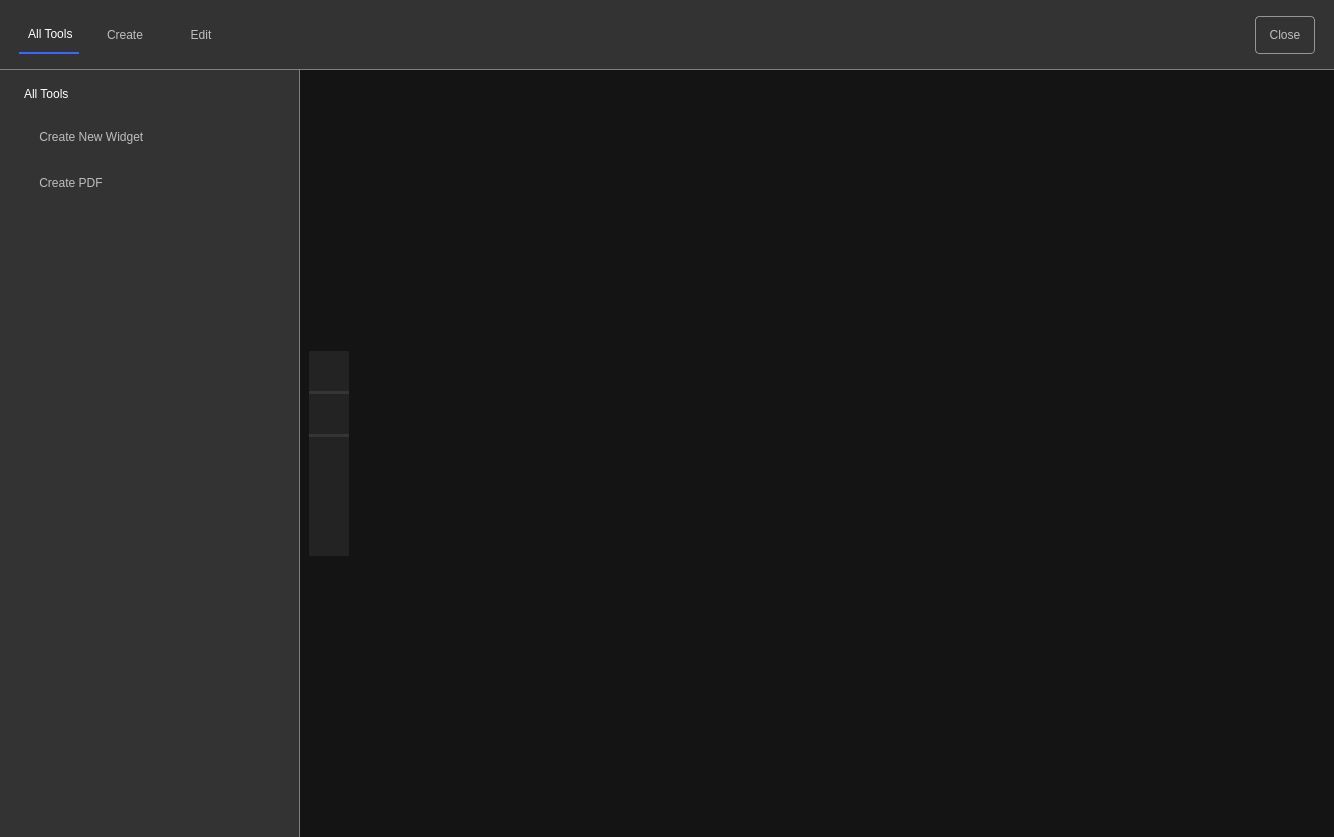
The window that src/ui/workspaceDesignFomr.ui (ligerr13/PE_Spectroradiometer) describes before a commit, drawn with Qt 5.
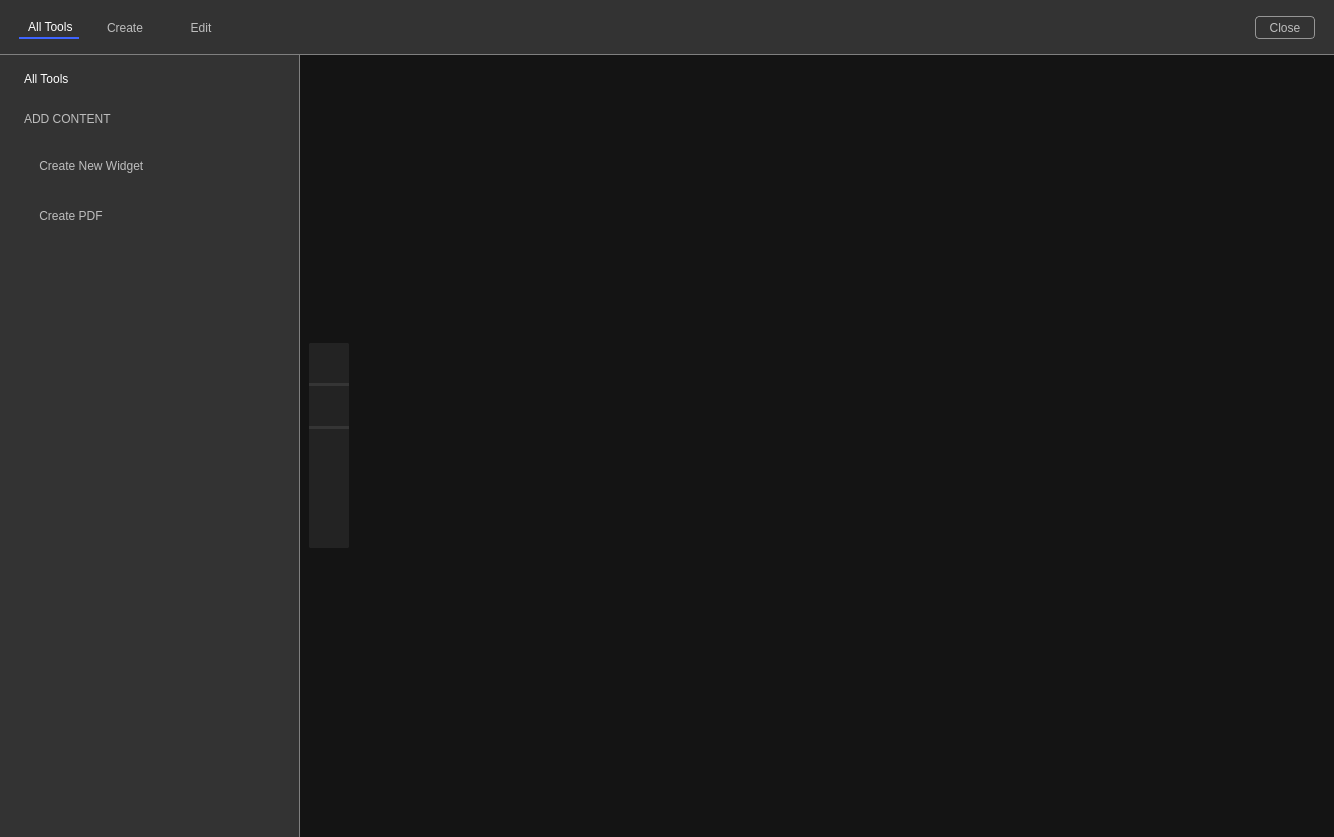
The same window after the commit. Icons and pictures are not drawn.

```diff
--- a/src/ui/workspaceDesignFomr.ui
+++ b/src/ui/workspaceDesignFomr.ui
@@ -178,39 +178,73 @@
              </size>
             </property>
             <property name="styleSheet">
-             <string notr="true">QPushButton {
-		border: 0px;
-		font: 500 10pt &quot;Consolas&quot;;
-		height: 40px;
-		text-align:left;
-		padding: 5 5 5 5;
-		color: 	rgb(190, 190, 190)
-}
-QPushButton:hover {
-            background: rgb(55, 55, 55);
-			color: white;
-        }
-QPushButton:checked  {
-		border: 0px;
-		border-radius: 0px;
-		border-left: 3px solid rgb(63, 101, 255);
-		color: white;
-}
-QPushButton:unchecked  {
-		border: 0px;
-		background-color: transparent;
-		color: 	rgb(171, 171, 171);
-}
-QToolTip{ 
-		font: 12pt;
-		color: rgb(100, 100, 100);
-}
-QWidget {
-border: 0;
-}</string>
+             <string notr="true"/>
             </property>
             <layout class="QVBoxLayout" name="verticalLayout_2">
              <property name="leftMargin">
+              <number>0</number>
+             </property>
+             <property name="topMargin">
+              <number>0</number>
+             </property>
+             <property name="rightMargin">
+              <number>0</number>
+             </property>
+             <property name="bottomMargin">
+              <number>0</number>
+             </property>
+             <item>
+              <widget class="QLabel" name="label_6">
+               <property name="styleSheet">
+                <string notr="true">QLabel {font: 700 10pt &quot;Consolas&quot;;color: 	rgb(190, 190, 190);}</string>
+               </property>
+               <property name="text">
+                <string>ADD CONTENT</string>
+               </property>
+              </widget>
+             </item>
+             <item>
+              <widget class="QWidget" name="widget_15" native="true">
+               <property name="minimumSize">
+                <size>
+                 <width>0</width>
+                 <height>100</height>
+                </size>
+               </property>
+               <property name="styleSheet">
+                <string notr="true">QPushButton {
+		border: 0px;
+		font: 500 10pt &quot;Consolas&quot;;
+		height: 40px;
+		text-align:left;
+		padding: 5 5 5 5;
+		color: 	rgb(190, 190, 190)
+}
+QPushButton:hover {
+            background: rgb(55, 55, 55);
+			color: white;
+        }
+QPushButton:checked  {
+		border: 0px;
+		border-radius: 0px;
+		border-left: 3px solid rgb(63, 101, 255);
+		color: white;
+}
+QPushButton:unchecked  {
+		border: 0px;
+		background-color: transparent;
+		color: 	rgb(171, 171, 171);
+}
+QToolTip{ 
+		font: 12pt;
+		color: rgb(100, 100, 100);
+}
+QWidget {
+border: 0;
+}</string>
+               </property>
+               <layout class="QVBoxLayout" name="verticalLayout_10">
+                <property name="leftMargin">
               <number>15</number>
              </property>
              <property name="topMargin">
@@ -284,6 +318,9 @@
                <property name="cursor">
                 <cursorShape>PointingHandCursor</cursorShape>
                </property>
+                  <property name="styleSheet">
+                   <string notr="true">font: 500 11pt &quot;Consolas&quot;;</string>
+                  </property>
                <property name="text">
                 <string> Create PDF</string>
                </property>
@@ -305,6 +342,9 @@
                </attribute>
               </widget>
              </item>
+               </layout>
+              </widget>
+             </item>
              <item>
               <spacer name="verticalSpacer">
                <property name="orientation">
@@ -1293,7 +1333,7 @@
      <property name="maximumSize">
       <size>
        <width>16777215</width>
-       <height>70</height>
+       <height>55</height>
       </size>
      </property>
      <property name="styleSheet">
@@ -1328,7 +1368,7 @@
         <property name="maximumSize">
          <size>
           <width>16777215</width>
-          <height>70</height>
+          <height>16777215</height>
          </size>
         </property>
         <property name="styleSheet">
```
Left out of the diff: 20 changed lines with no effect on the pictures. Lines whose indentation alone changed are shown as unchanged.
